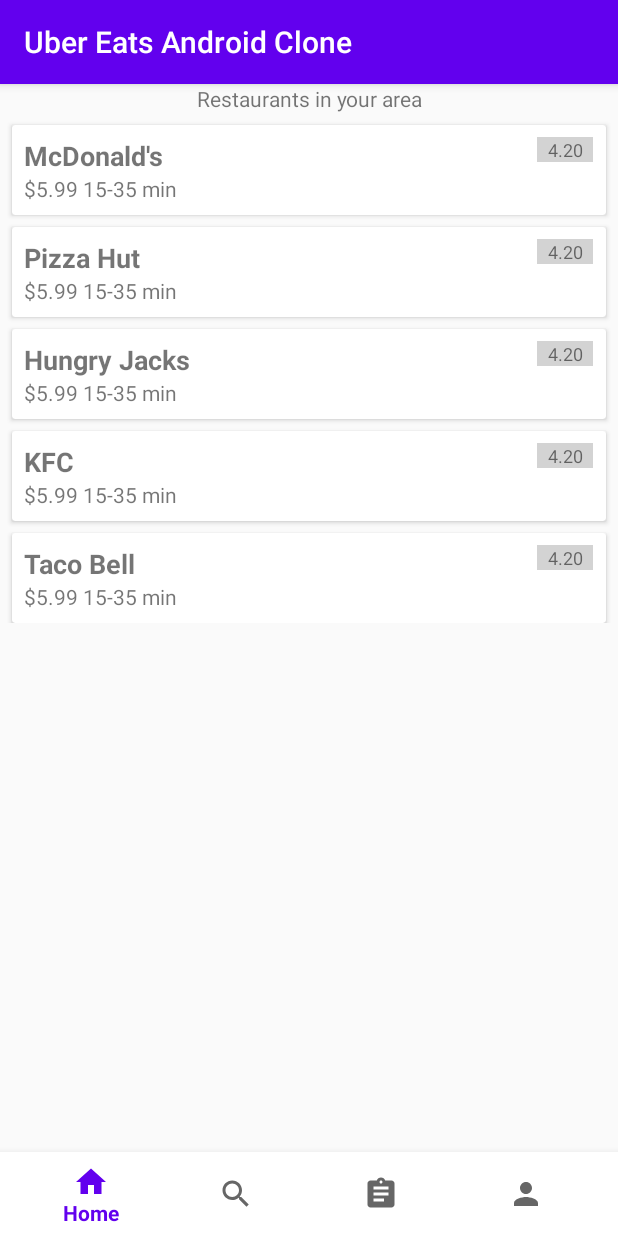
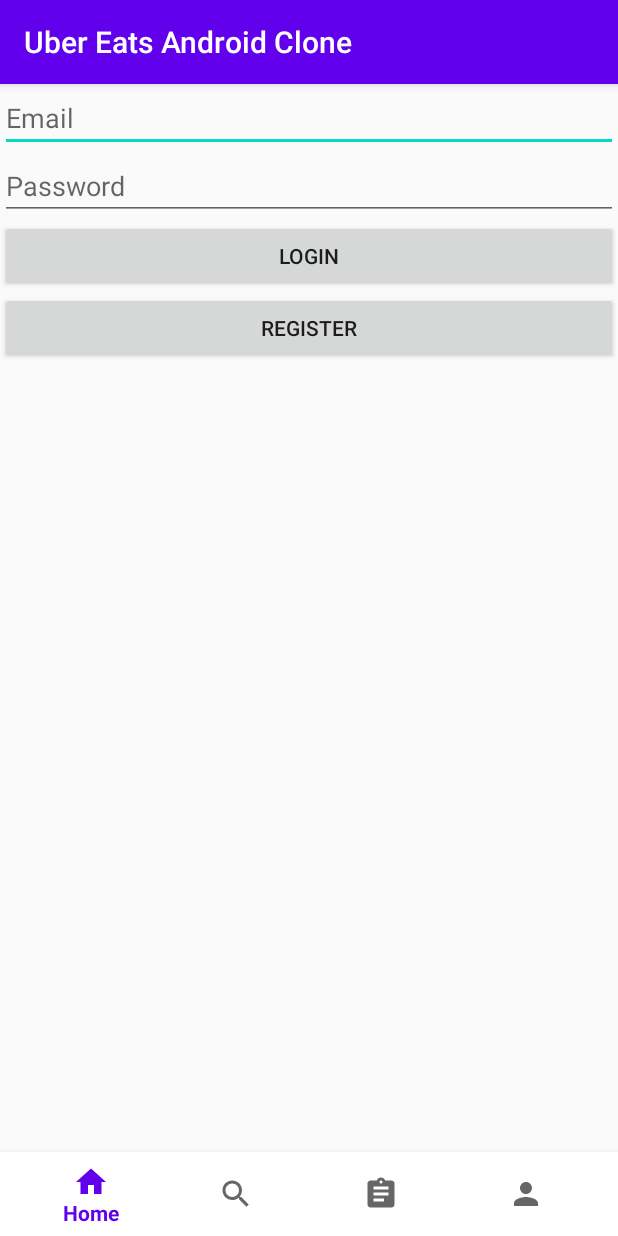
Before and after one commit to learntodroid/UberEatsAndroidClone, an Android app: the screen it shows after launch (MainActivity), on a phone screen of 412 x 824 dp. Run offline under Robolectric (Android 15) with nearby library versions, the phone set to English and light mode, and no system bars; our stand-ins replace Firebase (no records; nobody signed in at launch, a user with empty details on screens opened directly), navigation-ui.

Commit message:
login and sign up using firebase authentication

```diff
--- a/app/build.gradle
+++ b/app/build.gradle
@@ -1,4 +1,5 @@
 apply plugin: 'com.android.application'
+apply plugin: 'com.google.gms.google-services'
 
 android {
     compileSdkVersion 30
@@ -27,6 +28,8 @@ dependencies {
     implementation 'androidx.appcompat:appcompat:1.2.0'
     implementation 'androidx.constraintlayout:constraintlayout:2.0.2'
     implementation 'com.google.android.material:material:1.2.1'
+    implementation 'com.google.firebase:firebase-auth:16.0.5'
+    implementation 'com.google.firebase:firebase-firestore:17.1.2'
     testImplementation 'junit:junit:4.12'
     androidTestImplementation 'androidx.test.ext:junit:1.1.2'
     androidTestImplementation 'androidx.test.espresso:espresso-core:3.3.0'
--- a/app/src/main/java/com/learntodroid/ubereatsandroidclone/UberEatsRepository.java
+++ b/app/src/main/java/com/learntodroid/ubereatsandroidclone/UberEatsRepository.java
@@ -1,7 +1,16 @@
 package com.learntodroid.ubereatsandroidclone;
 
+import android.app.Application;
+
+import androidx.annotation.NonNull;
 import androidx.lifecycle.MutableLiveData;
 
+import com.google.android.gms.tasks.OnCompleteListener;
+import com.google.android.gms.tasks.Task;
+import com.google.firebase.auth.AuthResult;
+import com.google.firebase.auth.FirebaseAuth;
+import com.google.firebase.auth.FirebaseUser;
+import com.google.firebase.firestore.FirebaseFirestore;
 import com.learntodroid.ubereatsandroidclone.home.Restaurant;
 import com.learntodroid.ubereatsandroidclone.menuitemdetails.CartItem;
 import com.learntodroid.ubereatsandroidclone.menuitemdetails.ShoppingCart;
@@ -22,6 +31,11 @@ public class UberEatsRepository {
     private MutableLiveData<MenuItem> selectedMenuItemMutableLiveData;
     private MutableLiveData<ShoppingCart> shoppingCartMutableLiveData;
 
+    private FirebaseAuth firebaseAuth;
+    private MutableLiveData<FirebaseUser> userLiveData;
+
+    private FirebaseFirestore db;
+
     private UberEatsRepository() {
         this.categoriesMutableLiveData = new MutableLiveData<>();
         this.restaurantMutableLiveData = new MutableLiveData<>();
@@ -29,6 +43,14 @@ public class UberEatsRepository {
         this.menuItemsMutableLiveData = new MutableLiveData<>();
         this.selectedMenuItemMutableLiveData = new MutableLiveData<>();
         this.shoppingCartMutableLiveData = new MutableLiveData<>(new ShoppingCart());
+
+        this.firebaseAuth = FirebaseAuth.getInstance();
+        this.userLiveData = new MutableLiveData<>();
+        if (firebaseAuth.getCurrentUser() != null) {
+            userLiveData.postValue(firebaseAuth.getCurrentUser());
+        }
+
+        this.db = FirebaseFirestore.getInstance();
     }
 
     public void queryCategories() {
@@ -86,6 +108,30 @@ public class UberEatsRepository {
         selectedMenuItemMutableLiveData.postValue(menuItem);
     }
 
+    public void login(String email, String password) {
+        firebaseAuth.signInWithEmailAndPassword(email, password)
+                .addOnCompleteListener(new OnCompleteListener<AuthResult>() {
+                    @Override
+                    public void onComplete(@NonNull Task<AuthResult> task) {
+                        if (task.isSuccessful()) {
+                            userLiveData.postValue(firebaseAuth.getCurrentUser());
+                        }
+                    }
+                });
+    }
+
+    public void signUp(String email, String password) {
+        firebaseAuth.createUserWithEmailAndPassword(email, password)
+                .addOnCompleteListener(new OnCompleteListener<AuthResult>() {
+                    @Override
+                    public void onComplete(@NonNull Task<AuthResult> task) {
+                        if (task.isSuccessful()) {
+                            userLiveData.postValue(firebaseAuth.getCurrentUser());
+                        }
+                    }
+                });
+    }
+
     public MutableLiveData<List<Category>> getCategoriesMutableLiveData() {
         return categoriesMutableLiveData;
     }
@@ -110,6 +156,10 @@ public class UberEatsRepository {
         return shoppingCartMutableLiveData;
     }
 
+    public MutableLiveData<FirebaseUser> getUserLiveData() {
+        return userLiveData;
+    }
+
     public static UberEatsRepository getInstance(){
         return instance;
     }
--- /dev/null
+++ b/app/src/main/java/com/learntodroid/ubereatsandroidclone/loginsignup/LoginSignUpFragment.java
@@ -0,0 +1,76 @@
+package com.learntodroid.ubereatsandroidclone.loginsignup;
+
+import android.os.Bundle;
+import android.view.LayoutInflater;
+import android.view.View;
+import android.view.ViewGroup;
+import android.widget.Button;
+import android.widget.EditText;
+
+import androidx.annotation.NonNull;
+import androidx.annotation.Nullable;
+import androidx.fragment.app.Fragment;
+import androidx.lifecycle.Observer;
+import androidx.lifecycle.ViewModelProvider;
+import androidx.navigation.Navigation;
+
+import com.google.firebase.auth.FirebaseUser;
+import com.learntodroid.ubereatsandroidclone.R;
+
+public class LoginSignUpFragment extends Fragment {
+    private EditText emailEditText, passwordEditText;
+    private Button loginButton, registerButton;
+
+    private LoginSignUpViewModel loginSignUpViewModel;
+
+    @Override
+    public void onCreate(@Nullable Bundle savedInstanceState) {
+        super.onCreate(savedInstanceState);
+
+        loginSignUpViewModel = new ViewModelProvider(this).get(LoginSignUpViewModel.class);
+    }
+
+    @Nullable
+    @Override
+    public View onCreateView(@NonNull LayoutInflater inflater, @Nullable ViewGroup container, @Nullable Bundle savedInstanceState) {
+        final View view = inflater.inflate(R.layout.fragment_loginsignup, container, false);
+
+        emailEditText = view.findViewById(R.id.fragment_loginregister_email);
+        passwordEditText = view.findViewById(R.id.fragment_loginregister_password);
+        loginButton = view.findViewById(R.id.fragment_loginregister_login);
+        registerButton = view.findViewById(R.id.fragment_loginregister_register);
+
+        loginSignUpViewModel.getUserLiveData().observe(getViewLifecycleOwner(), new Observer<FirebaseUser>() {
+            @Override
+            public void onChanged(FirebaseUser firebaseUser) {
+                if (firebaseUser != null) {
+                    Navigation.findNavController(getView()).navigate(R.id.action_loginSignUpFragment_to_homeFragment);
+                }
+            }
+        });
+
+        loginButton.setOnClickListener(new View.OnClickListener() {
+            @Override
+            public void onClick(View view) {
+                String email = emailEditText.getText().toString();
+                String password = passwordEditText.getText().toString();
+                if (email.length() > 0 && password.length() > 0) {
+                    loginSignUpViewModel.login(email, password);
+                }
+            }
+        });
+
+        registerButton.setOnClickListener(new View.OnClickListener() {
+            @Override
+            public void onClick(View view) {
+                String email = emailEditText.getText().toString();
+                String password = passwordEditText.getText().toString();
+                if (email.length() > 0 && password.length() > 0) {
+                    loginSignUpViewModel.signUp(email, password);
+                }
+            }
+        });
+
+        return view;
+    }
+}
--- /dev/null
+++ b/app/src/main/java/com/learntodroid/ubereatsandroidclone/loginsignup/LoginSignUpViewModel.java
@@ -0,0 +1,29 @@
+package com.learntodroid.ubereatsandroidclone.loginsignup;
+
+import androidx.lifecycle.MutableLiveData;
+import androidx.lifecycle.ViewModel;
+
+import com.google.firebase.auth.FirebaseUser;
+import com.learntodroid.ubereatsandroidclone.UberEatsRepository;
+
+public class LoginSignUpViewModel extends ViewModel {
+    private UberEatsRepository uberEatsRepository;
+    private MutableLiveData<FirebaseUser> userLiveData;
+
+    public LoginSignUpViewModel() {
+        uberEatsRepository = UberEatsRepository.getInstance();
+        userLiveData = uberEatsRepository.getUserLiveData();
+    }
+
+    public void login(String email, String password) {
+        uberEatsRepository.login(email, password);
+    }
+
+    public void signUp(String email, String password) {
+        uberEatsRepository.signUp(email, password);
+    }
+
+    public MutableLiveData<FirebaseUser> getUserLiveData() {
+        return userLiveData;
+    }
+}
--- /dev/null
+++ b/app/src/main/res/layout/fragment_loginsignup.xml
@@ -0,0 +1,36 @@
+<?xml version="1.0" encoding="utf-8"?>
+<LinearLayout
+    xmlns:android="http://schemas.android.com/apk/res/android"
+    android:orientation="vertical"
+    android:layout_width="match_parent"
+    android:layout_height="match_parent">
+
+    <EditText
+        android:id="@+id/fragment_loginregister_email"
+        android:layout_width="match_parent"
+        android:layout_height="wrap_content"
+        android:ems="10"
+        android:inputType="textEmailAddress"
+        android:hint="Email" />
+
+    <EditText
+        android:id="@+id/fragment_loginregister_password"
+        android:layout_width="match_parent"
+        android:layout_height="wrap_content"
+        android:ems="10"
+        android:inputType="textPassword"
+        android:hint="Password" />
+
+    <Button
+        android:id="@+id/fragment_loginregister_login"
+        android:layout_width="match_parent"
+        android:layout_height="wrap_content"
+        android:text="Login" />
+
+    <Button
+        android:id="@+id/fragment_loginregister_register"
+        android:layout_width="match_parent"
+        android:layout_height="wrap_content"
+        android:text="Register" />
+
+</LinearLayout>
--- a/app/src/main/res/navigation/nav_graph.xml
+++ b/app/src/main/res/navigation/nav_graph.xml
@@ -1,7 +1,7 @@
 <?xml version="1.0" encoding="utf-8"?>
 <navigation xmlns:android="http://schemas.android.com/apk/res/android"
     xmlns:app="http://schemas.android.com/apk/res-auto" android:id="@+id/nav_graph"
-    app:startDestination="@id/homeFragment">
+    app:startDestination="@id/loginSignUpFragment">
 
     <fragment
         android:id="@+id/homeFragment"
@@ -46,4 +46,12 @@
             android:id="@+id/action_checkOutFragment_to_restaurantFragment"
             app:destination="@id/restaurantFragment" />
     </fragment>
+    <fragment
+        android:id="@+id/loginSignUpFragment"
+        android:name="com.learntodroid.ubereatsandroidclone.loginsignup.LoginSignUpFragment"
+        android:label="LoginSignUpFragment" >
+        <action
+            android:id="@+id/action_loginSignUpFragment_to_homeFragment"
+            app:destination="@id/homeFragment" />
+    </fragment>
 </navigation>
--- a/build.gradle
+++ b/build.gradle
@@ -6,6 +6,7 @@ buildscript {
     }
     dependencies {
         classpath "com.android.tools.build:gradle:4.0.1"
+        classpath 'com.google.gms:google-services:4.2.0'
 
         // NOTE: Do not place your application dependencies here; they belong
         // in the individual module build.gradle files
```
Also changed, not shown: 1 other file.
